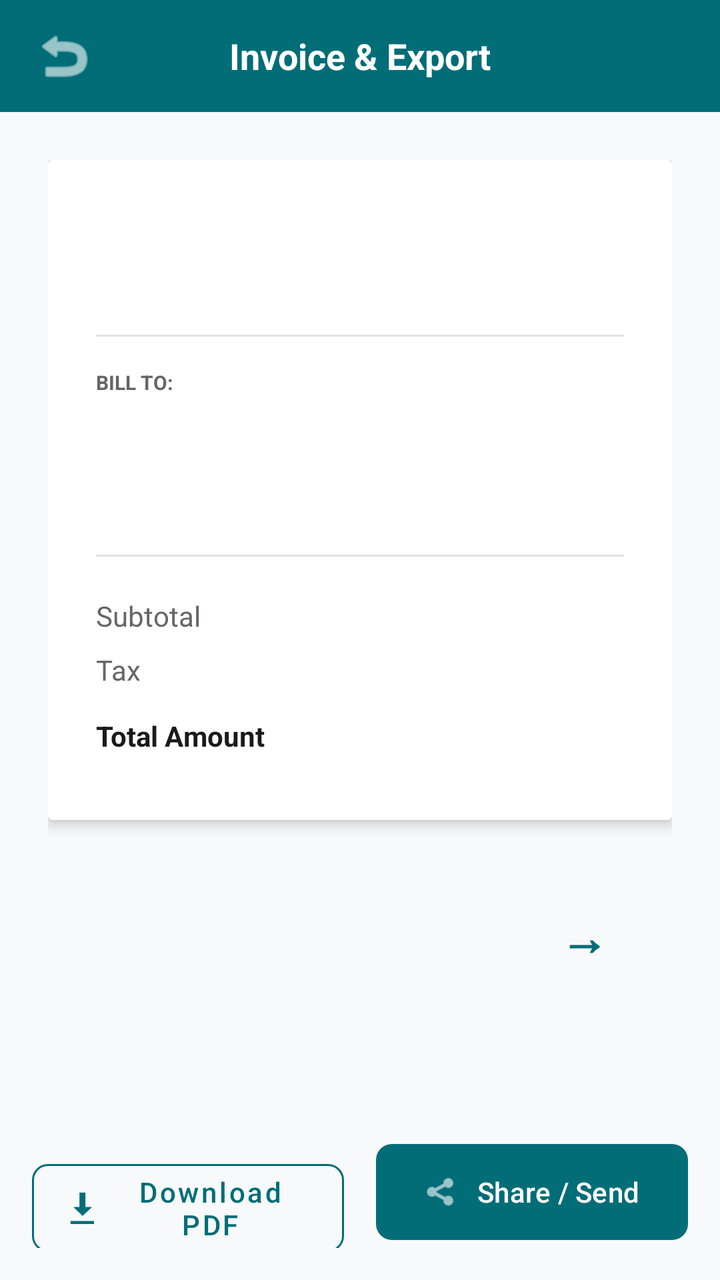
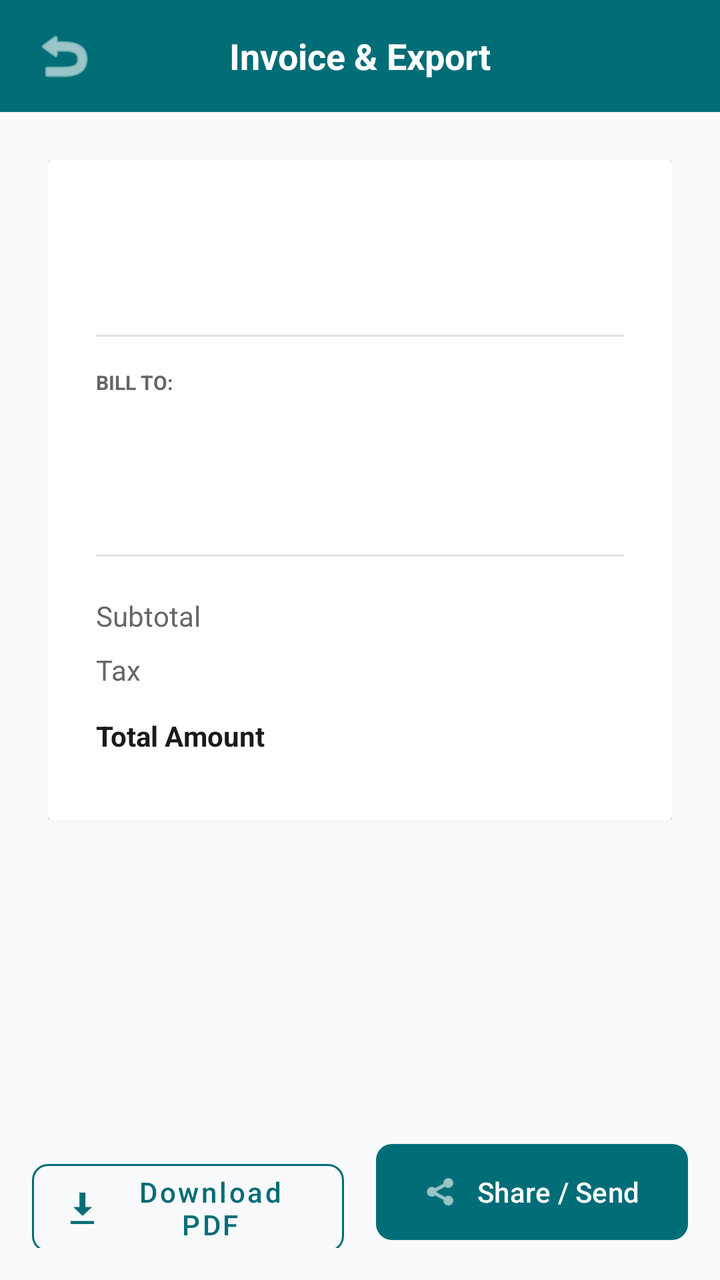

The first picture is an Android layout as it rendered before a commit; the second is the same layout after the commit. The layout source and the unified diff follow.
<!-- AndroidManifest.xml: application theme Theme.WorkspaceWizards -->
<!-- res/layout/activity_screen08.xml -->
<?xml version="1.0" encoding="utf-8"?>
<LinearLayout xmlns:android="http://schemas.android.com/apk/res/android"
    xmlns:app="http://schemas.android.com/apk/res-auto"
    android:layout_width="match_parent"
    android:layout_height="match_parent"
    android:background="@color/bg_light"
    android:orientation="vertical">

    
    <RelativeLayout
        android:id="@+id/header_bar"
        android:layout_width="match_parent"
        android:layout_height="56dp"
        android:background="@color/teal_primary"
        android:paddingHorizontal="16dp">

        <ImageButton
            android:id="@+id/btnBack"
            android:layout_width="32dp"
            android:layout_height="32dp"
            android:layout_alignParentStart="true"
            android:layout_centerVertical="true"
            android:background="?attr/selectableItemBackgroundBorderless"
            android:contentDescription="Back"
            android:src="@android:drawable/ic_menu_revert"
            app:tint="@android:color/white" />

        <TextView
            android:layout_width="wrap_content"
            android:layout_height="wrap_content"
            android:layout_centerInParent="true"
            android:text="Invoice &amp; Export"
            android:textColor="@android:color/white"
            android:textSize="18sp"
            android:textStyle="bold" />
    </RelativeLayout>

    <ScrollView
        android:layout_width="match_parent"
        android:layout_height="0dp"
        android:layout_weight="1"
        android:padding="24dp">

        <LinearLayout
            android:layout_width="match_parent"
            android:layout_height="wrap_content"
            android:orientation="vertical">

            <androidx.cardview.widget.CardView
                android:id="@+id/cardPdfContainer"
                android:layout_width="match_parent"
                android:layout_height="wrap_content"
                android:background="@android:color/white"
                app:cardCornerRadius="2dp"
                app:cardElevation="4dp">

                <LinearLayout
                    android:layout_width="match_parent"
                    android:layout_height="wrap_content"
                    android:orientation="vertical"
                    android:padding="24dp">

                    
                    <TextView
                        android:id="@+id/tvInvoiceHeaderCompany"
                        android:layout_width="match_parent"
                        android:layout_height="wrap_content"
                        android:text=""
                        android:textColor="@color/text_primary"
                        android:textSize="20sp"
                        android:textStyle="bold" />

                    <TextView
                        android:id="@+id/tvInvoiceNumber"
                        android:layout_width="match_parent"
                        android:layout_height="wrap_content"
                        android:layout_marginTop="4dp"
                        android:text=""
                        android:textColor="@color/text_secondary"
                        android:textSize="12sp" />

                    <View
                        android:layout_width="match_parent"
                        android:layout_height="1dp"
                        android:layout_marginVertical="16dp"
                        android:background="@color/light_grey" />

                    
                    <TextView
                        android:layout_width="wrap_content"
                        android:layout_height="wrap_content"
                        android:text="BILL TO:"
                        android:textColor="@color/text_secondary"
                        android:textSize="10sp"
                        android:textStyle="bold" />

                    <TextView
                        android:id="@+id/tvBillToClient"
                        android:layout_width="match_parent"
                        android:layout_height="wrap_content"
                        android:layout_marginTop="4dp"
                        android:text=""
                        android:textColor="@color/text_primary"
                        android:textStyle="bold" />

                    <TextView
                        android:id="@+id/tvBillToEmail"
                        android:layout_width="match_parent"
                        android:layout_height="wrap_content"
                        android:text=""
                        android:textColor="@color/text_secondary"
                        android:textSize="12sp" />

                    <View
                        android:layout_width="match_parent"
                        android:layout_height="1dp"
                        android:layout_marginTop="40dp"
                        android:background="@color/light_grey" />

                    
                    <TableLayout
                        android:layout_width="match_parent"
                        android:layout_height="wrap_content"
                        android:layout_marginTop="16dp">

                        <TableRow android:paddingVertical="4dp">
                            <TextView
                                android:layout_width="wrap_content"
                                android:layout_height="wrap_content"
                                android:layout_weight="1"
                                android:text="Subtotal"
                                android:textColor="@color/text_secondary" />
                            <TextView
                                android:id="@+id/tvSubtotalZar"
                                android:layout_width="wrap_content"
                                android:layout_height="wrap_content"
                                android:text=""
                                android:textColor="@color/text_primary" />
                        </TableRow>

                        <TableRow android:paddingVertical="4dp">
                            <TextView
                                android:layout_width="wrap_content"
                                android:layout_height="wrap_content"
                                android:layout_weight="1"
                                android:text="Tax"
                                android:textColor="@color/text_secondary" />
                            <TextView
                                android:id="@+id/tvTaxZar"
                                android:layout_width="wrap_content"
                                android:layout_height="wrap_content"
                                android:text=""
                                android:textColor="@color/text_primary" />
                        </TableRow>

                        <TableRow android:paddingVertical="8dp">
                            <TextView
                                android:layout_width="wrap_content"
                                android:layout_height="wrap_content"
                                android:layout_weight="1"
                                android:text="Total Amount"
                                android:textColor="@color/text_primary"
                                android:textStyle="bold" />
                            <TextView
                                android:id="@+id/tvTotalZar"
                                android:layout_width="wrap_content"
                                android:layout_height="wrap_content"
                                android:text=""
                                android:textColor="@color/teal_primary"
                                android:textSize="16sp"
                                android:textStyle="bold" />
                        </TableRow>
                    </TableLayout>

                </LinearLayout>
            </androidx.cardview.widget.CardView>

            
            <com.google.android.material.button.MaterialButton
                android:id="@+id/btnNextPreview"
                style="@style/Widget.MaterialComponents.Button.TextButton"
                android:layout_width="wrap_content"
                android:layout_height="wrap_content"
                android:layout_gravity="end"
                android:layout_marginTop="32dp"
                android:text="→"
                android:textColor="@color/teal_primary"
                android:textSize="24sp"
                android:textStyle="bold" />

        </LinearLayout>
    </ScrollView>

    
    <LinearLayout
        android:layout_width="match_parent"
        android:layout_height="wrap_content"
        android:orientation="horizontal"
        android:padding="16dp">

        <com.google.android.material.button.MaterialButton
            android:id="@+id/btnDownloadPdf"
            style="@style/Widget.MaterialComponents.Button.OutlinedButton"
            android:layout_width="0dp"
            android:layout_height="56dp"
            android:layout_marginEnd="8dp"
            android:layout_weight="1"
            android:text="Download PDF"
            android:textAllCaps="false"
            android:textColor="@color/teal_primary"
            app:cornerRadius="8dp"
            app:icon="@android:drawable/stat_sys_download"
            app:iconTint="@color/teal_primary"
            app:strokeColor="@color/teal_primary" />

        <com.google.android.material.button.MaterialButton
            android:id="@+id/btnShareInvoice"
            android:layout_width="0dp"
            android:layout_height="56dp"
            android:layout_marginStart="8dp"
            android:layout_weight="1"
            android:text="Share / Send"
            android:textAllCaps="false"
            android:textColor="@android:color/white"
            app:backgroundTint="@color/teal_primary"
            app:cornerRadius="8dp"
            app:icon="@android:drawable/ic_menu_share"
            app:iconTint="@android:color/white" />
    </LinearLayout>

</LinearLayout>
<!-- resources referenced by this layout -->
<resources>
  <color name="bg_light">#F8F9FA</color>
  <color name="light_grey">#E3E3E3</color>
  <color name="teal_primary">#006D77</color>
  <color name="text_primary">#1A1A1A</color>
  <color name="text_secondary">#666666</color>
  <style name="Theme.WorkspaceWizards" parent="Base.Theme.WorkspaceWizards" />
  <style name="Base.Theme.WorkspaceWizards" parent="Theme.Material3.DayNight.NoActionBar">
          
          
      </style>
</resources>

<!-- the commit's change to res/layout/activity_screen08.xml (unified diff, before → after) -->
@@ -174,19 +174,6 @@
 
                 </LinearLayout>
             </androidx.cardview.widget.CardView>
-
-            
-            <com.google.android.material.button.MaterialButton
-                android:id="@+id/btnNextPreview"
-                style="@style/Widget.MaterialComponents.Button.TextButton"
-                android:layout_width="wrap_content"
-                android:layout_height="wrap_content"
-                android:layout_gravity="end"
-                android:layout_marginTop="32dp"
-                android:text="→"
-                android:textColor="@color/teal_primary"
-                android:textSize="24sp"
-                android:textStyle="bold" />
 
         </LinearLayout>
     </ScrollView>
